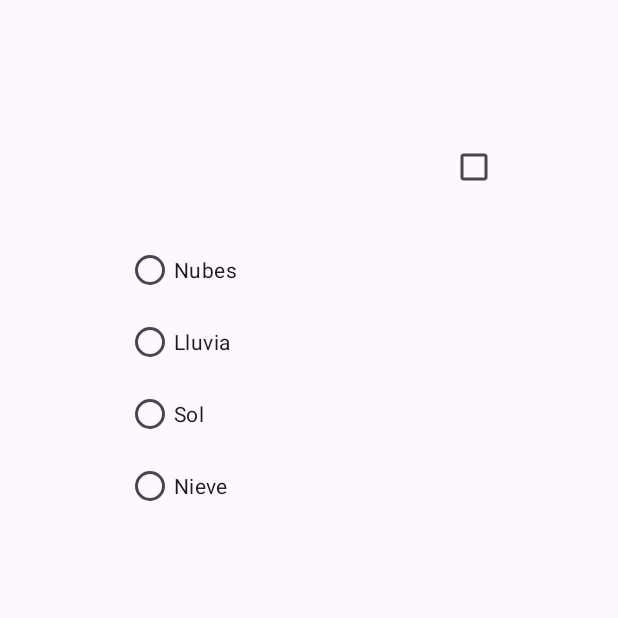
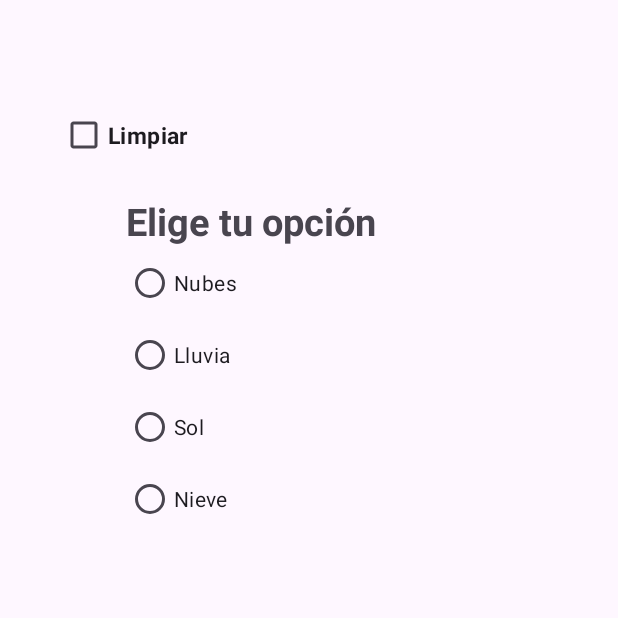
Before and after one commit to saryta008/Ejercicio3, an Android app: the screen it shows after launch (MainActivity), on a phone screen of 412 x 824 dp, the top half of it. Run offline under Robolectric (Android 15) with nearby library versions, the phone set to English and light mode, and no system bars.

Commit message:
Exercise finish

```diff
--- a/app/src/main/java/com/example/ejercicio3/MainActivity.java
+++ b/app/src/main/java/com/example/ejercicio3/MainActivity.java
@@ -60,8 +60,11 @@ public class MainActivity extends AppCompatActivity {
         limpiar.setOnCheckedChangeListener(new CompoundButton.OnCheckedChangeListener(){
             @Override
             public void onCheckedChanged(CompoundButton buttonView, boolean b) {
-                if(b){
+                if(limpiar.isChecked()== true){
                     miRadioGroup.clearCheck();
+                    limpiar.toggle();
+                }else {
+
                 }
             }
         });
--- a/app/src/main/res/layout/activity_main.xml
+++ b/app/src/main/res/layout/activity_main.xml
@@ -11,9 +11,16 @@
         android:layout_width="250dp"
         android:layout_height="0dp"
         android:layout_marginStart="84dp"
-        android:layout_marginTop="156dp"
+        android:layout_marginTop="130dp"
         app:layout_constraintStart_toStartOf="parent"
         app:layout_constraintTop_toTopOf="parent" >
+
+        <TextView
+            android:layout_width="match_parent"
+            android:layout_height="wrap_content"
+            android:text="Elige tu opción"
+            android:textStyle="bold"
+            android:textSize="25sp"/>
 
         <RadioButton
             android:id="@+id/opcion1"
@@ -84,15 +91,17 @@
             tools:layout_editor_absoluteX="88dp"
             tools:layout_editor_absoluteY="391dp"
             android:visibility="gone"/>
-
+    </LinearLayout>
         <CheckBox
             android:id="@+id/limpiar"
-            android:layout_width="30dp"
-            android:layout_height="30dp"
-            android:layout_marginStart="300dp"
-            android:layout_marginTop="96dp"
-            android:text="Limpiar" />
-
-
-    </LinearLayout>
+            android:text="Limpiar"
+            android:textSize="15sp"
+            android:textStyle="bold"
+            android:layout_width="100dp"
+            android:layout_height="100dp"
+            android:layout_marginStart="40dp"
+            android:layout_marginTop="40dp"
+            app:layout_constraintStart_toStartOf="parent"
+            app:layout_constraintTop_toTopOf="parent"
+             />
 </androidx.constraintlayout.widget.ConstraintLayout>
```
